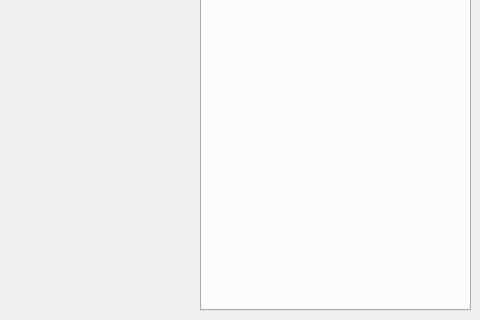
The window that src/Maze/Config/mainwindow.ui (SHEDRYn/Eller_algorithm-maze_generation) describes before a commit, drawn with Qt 5; both pictures show x 320 to 800 and y 200 to 520 of the 800 by 520 pixel window.
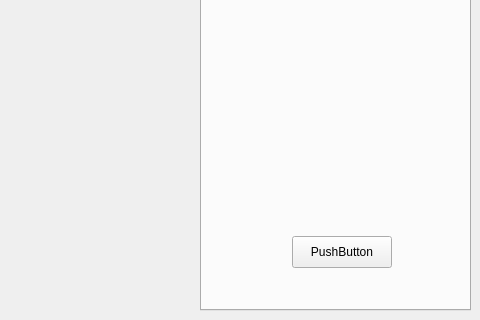
The same window after the commit. The open tabs and pages were chosen to show the change.

What changed in the file:
```diff
--- a/src/Maze/Config/mainwindow.ui
+++ b/src/Maze/Config/mainwindow.ui
@@ -53,6 +53,19 @@
        <string>IMPORT</string>
       </property>
      </widget>
+     <widget class="QPushButton" name="pushButton">
+      <property name="geometry">
+       <rect>
+        <x>90</x>
+        <y>400</y>
+        <width>100</width>
+        <height>32</height>
+       </rect>
+      </property>
+      <property name="text">
+       <string>PushButton</string>
+      </property>
+     </widget>
     </widget>
     <widget class="QWidget" name="tabCave">
      <attribute name="title">
```
Left out of the diff: 2 changed lines with no effect on the pictures.
